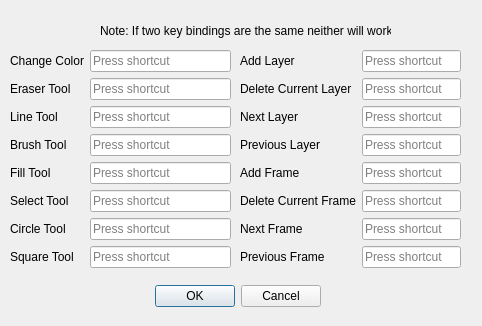
Before: the Qt Designer form src/keybindingdialog.ui in zfrye06/Polito, drawn with Qt 5.
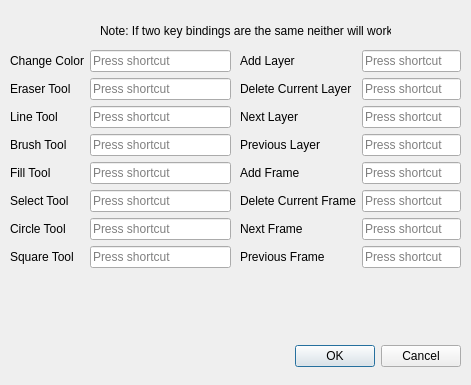
After: the same form once the commit is applied.

The edit to the form file:
```diff
--- a/src/keybindingdialog.ui
+++ b/src/keybindingdialog.ui
@@ -6,8 +6,8 @@
    <rect>
     <x>0</x>
     <y>0</y>
-    <width>482</width>
-    <height>326</height>
+    <width>471</width>
+    <height>385</height>
    </rect>
   </property>
   <property name="windowTitle">
@@ -16,9 +16,9 @@
   <widget class="QDialogButtonBox" name="buttonBox">
    <property name="geometry">
     <rect>
-     <x>-20</x>
-     <y>280</y>
-     <width>341</width>
+     <x>10</x>
+     <y>340</y>
+     <width>451</width>
      <height>32</height>
     </rect>
    </property>
@@ -35,7 +35,7 @@
      <x>10</x>
      <y>50</y>
      <width>221</width>
-     <height>221</height>
+     <height>284</height>
     </rect>
    </property>
    <layout class="QFormLayout" name="formLayout">
@@ -127,7 +127,7 @@
      <x>240</x>
      <y>50</y>
      <width>221</width>
-     <height>221</height>
+     <height>284</height>
     </rect>
    </property>
    <layout class="QFormLayout" name="formLayout_2">
```
